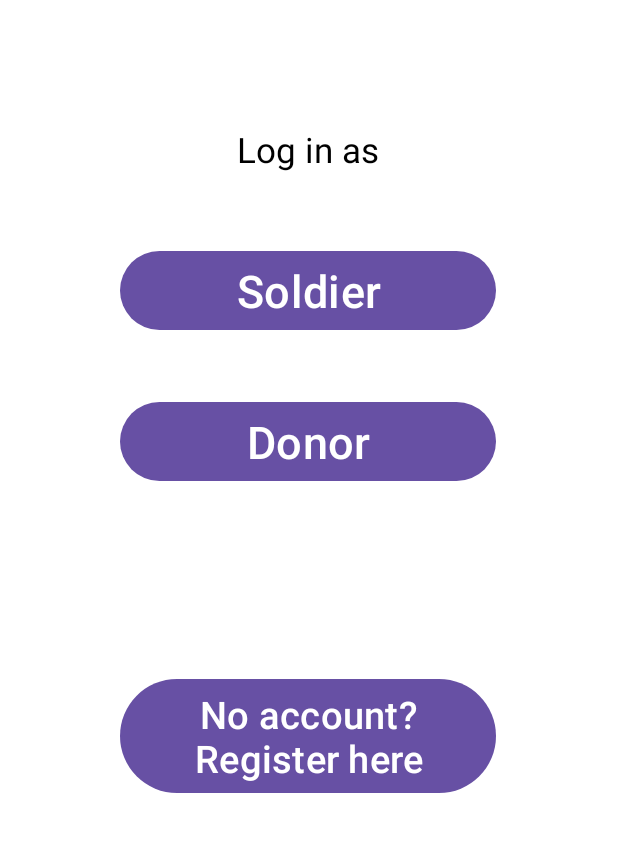
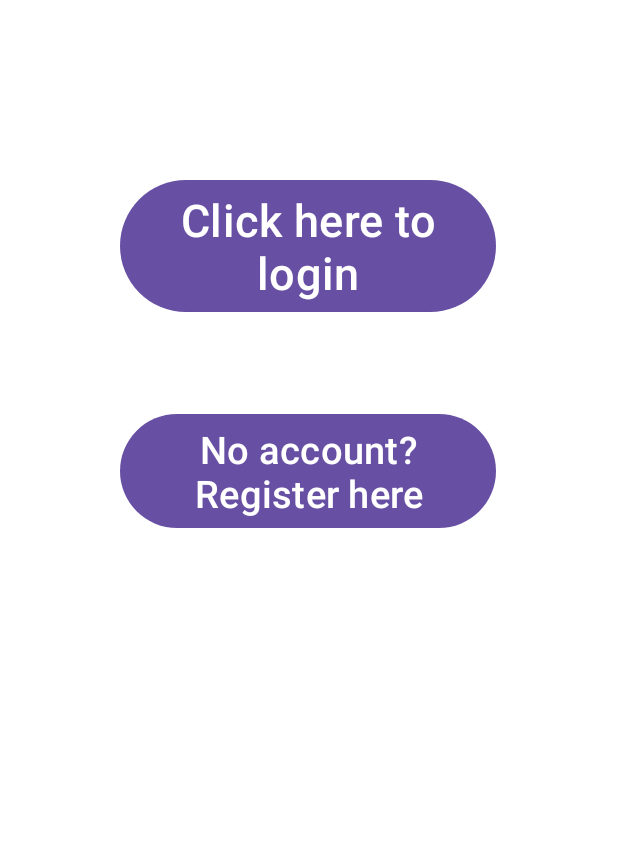
Before and after one commit to Ely6899/FrontCare, an Android app: the screen it shows after launch (MainActivity), on a phone screen of 412 x 824 dp, the part 172-1024 px from its top. Run offline under Robolectric (Android 15) with nearby library versions, the phone set to English and light mode, and no system bars.

Commit message:
Fixed visual problems in event rows, removed redundant login button and added conditional spinner in editProfile

```diff
--- a/app/src/main/java/com/example/frontcareproject/LoginActivity.kt
+++ b/app/src/main/java/com/example/frontcareproject/LoginActivity.kt
@@ -28,7 +28,7 @@ class LoginActivity : AppCompatActivity() {
     private lateinit var etUserName : EditText
     private lateinit var etPassword : EditText
     private lateinit var loginBtn: Button
-    private lateinit var serverAns: String
+    //private lateinit var serverAns: String
 
 
     override fun onCreate(savedInstanceState: Bundle?) {
--- a/app/src/main/java/com/example/frontcareproject/MainActivity.kt
+++ b/app/src/main/java/com/example/frontcareproject/MainActivity.kt
@@ -7,40 +7,23 @@ import android.widget.Button
 
 class MainActivity : AppCompatActivity() {
     private lateinit var registerButton: Button
-    private lateinit var soldierLoginButton: Button
-    private lateinit var donorLoginButton: Button
-
-    //Declare different intents for each potential screen
-    private lateinit var logInIntent: Intent
-    private lateinit var registerIntent: Intent
+    private lateinit var loginButton: Button
 
     override fun onCreate(savedInstanceState: Bundle?) {
         super.onCreate(savedInstanceState)
         setContentView(R.layout.activity_main)
 
         registerButton = findViewById(R.id.btnRegisterDescription)
-        soldierLoginButton = findViewById(R.id.btnLogInSoldier)
-        donorLoginButton = findViewById(R.id.btnLogInDonor)
+        loginButton = findViewById(R.id.btnLogIn)
 
-        logInIntent = Intent(this, LoginActivity::class.java)
-        registerIntent = Intent(this, RegisterActivity::class.java)
-
-
-        soldierLoginButton.setOnClickListener {
-
-            //Used for passing data to the next activity
-            logInIntent.putExtra("token", "soldier")
-            startActivity(logInIntent)
-        }
-
-        donorLoginButton.setOnClickListener {
-            logInIntent.putExtra("token", "donor")
-            startActivity(logInIntent)
+        //Connects to login screen
+        loginButton.setOnClickListener {
+            startActivity(Intent(this@MainActivity, LoginActivity::class.java))
         }
 
         // Connects to register screen
         registerButton.setOnClickListener {
-            startActivity(registerIntent)
+            startActivity(Intent(this@MainActivity, RegisterActivity::class.java))
         }
     }
 }
--- a/app/src/main/java/com/example/frontcareproject/UserEvents.kt
+++ b/app/src/main/java/com/example/frontcareproject/UserEvents.kt
@@ -122,14 +122,15 @@ class UserEvents : AppCompatActivity() {
             else{
                 val newText = inflater.inflate(R.layout.event_row, null)
                 requestIdList[eventId] = i
-                val nameView = newText.findViewById<TextView>(R.id.tvNameElement)
+                val nameView = newText.findViewById<TextView>(R.id.tvOrganizerElement)
                 val name = newText.findViewById<TextView>(R.id.tvNameFill)
                 val date = newText.findViewById<TextView>(R.id.tvDateFill)
-                val location = newText.findViewById<TextView>(R.id.tvLocationElement)
+                val location = newText.findViewById<TextView>(R.id.tvLocationFill)
                 val address = newText.findViewById<TextView>(R.id.tvAddressFill)
                 val remainingSpots = newText.findViewById<TextView>(R.id.tvRemainingFill)
                 val products = newText.findViewById<TextView>(R.id.tvProductsFill)
 
+                nameView.text = ""
                 nameView.visibility = View.GONE
                 name.visibility = View.GONE
 
--- a/app/src/main/res/layout/activity_main.xml
+++ b/app/src/main/res/layout/activity_main.xml
@@ -24,46 +24,18 @@
 
     </TextView>
 
-    <TextView
-        android:id="@+id/tvLogInDescription"
-        android:layout_width="wrap_content"
-        android:layout_height="wrap_content"
-        android:layout_marginTop="84dp"
-        android:text="@string/LogInDescriptionText"
-
-        android:textColor="@color/black"
-        android:textSize="23sp"
-        app:layout_constraintEnd_toEndOf="@+id/tvTitle"
-        app:layout_constraintStart_toStartOf="@+id/tvTitle"
-        app:layout_constraintTop_toBottomOf="@+id/tvTitle">
-
-    </TextView>
 
     <Button
-        android:id="@+id/btnLogInSoldier"
+        android:id="@+id/btnLogIn"
         android:layout_width="0dp"
         android:layout_height="wrap_content"
-        android:layout_marginTop="48dp"
-        android:text="@string/SoldierLogInButton"
+        android:layout_marginTop="116dp"
+        android:text="@string/LogInButtonText"
         android:textSize="30sp"
         app:layout_constraintEnd_toEndOf="@+id/tvTitle"
         app:layout_constraintHorizontal_bias="0.0"
         app:layout_constraintStart_toStartOf="@+id/tvTitle"
-        app:layout_constraintTop_toBottomOf="@+id/tvLogInDescription">
-
-    </Button>
-
-    <Button
-        android:id="@+id/btnLogInDonor"
-        android:layout_width="0dp"
-        android:layout_height="wrap_content"
-        android:layout_marginTop="40dp"
-        android:text="@string/DonorLogInButton"
-        android:textSize="30sp"
-        app:layout_constraintEnd_toEndOf="@+id/btnLogInSoldier"
-        app:layout_constraintHorizontal_bias="0.0"
-        app:layout_constraintStart_toStartOf="@+id/btnLogInSoldier"
-        app:layout_constraintTop_toBottomOf="@+id/btnLogInSoldier">
+        app:layout_constraintTop_toBottomOf="@+id/tvTitle">
 
     </Button>
 
@@ -71,13 +43,13 @@
         android:id="@+id/btnRegisterDescription"
         android:layout_width="0dp"
         android:layout_height="wrap_content"
-        android:layout_marginTop="124dp"
+        android:layout_marginTop="60dp"
         android:text="@string/RegisterButtonText"
         android:textSize="25sp"
         app:layout_constraintEnd_toEndOf="@+id/tvTitle"
         app:layout_constraintHorizontal_bias="0.0"
         app:layout_constraintStart_toStartOf="@+id/tvTitle"
-        app:layout_constraintTop_toBottomOf="@+id/btnLogInDonor">
+        app:layout_constraintTop_toBottomOf="@+id/btnLogIn">
 
     </Button>
 
--- a/app/src/main/res/values/strings.xml
+++ b/app/src/main/res/values/strings.xml
@@ -1,10 +1,8 @@
 <resources>
     <string name="app_name">FrontCareProject</string>
     <string name="MainTitle">Welcome to FrontCare</string>
-    <string name="LogInDescriptionText">Log in as</string>
+    <string name="LogInButtonText">Click here to login</string>
     <string name="RegisterButtonText">No account? Register here</string>
-    <string name="SoldierLogInButton">Soldier</string>
-    <string name="DonorLogInButton">Donor</string>
     <string name="soldier">Soldier</string>
     <string name="donor">Donor</string>
     <string name="register_title">Register Here</string>
@@ -34,6 +32,7 @@
     <string name="close_date_element">Close date</string>
     <string name="address_element">Address</string>
     <string name="remaining_element">Remaining:</string>
+    <string name="organizer_element">Organizer</string>
 
     <string-array name="locations_array">
         <item>North</item>
```
Also changed, not shown: app/src/main/java/com/example/frontcareproject/EditProfile.kt (+11 -2 lines), app/src/main/res/layout/event_row.xml (+20 -20 lines), app/src/main/res/layout/posting_row.xml (+9 -9 lines).
